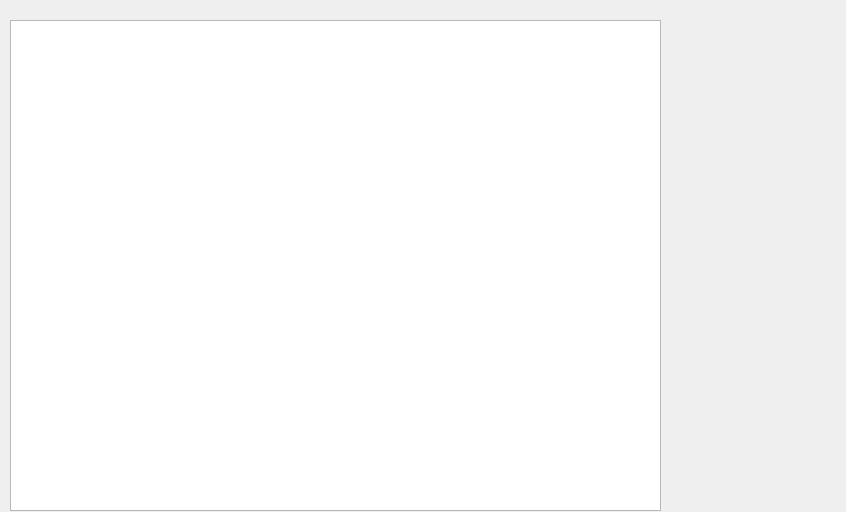
Old version of the form BusBar-Qt/logs/logalarm/logalarmwid.ui in the repository luozhiyong131/BusBar.
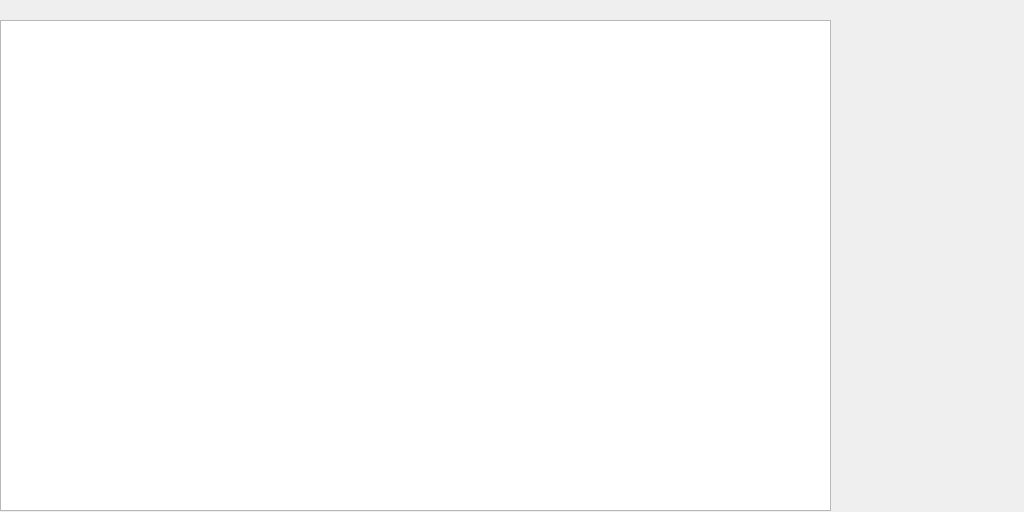
New version of the form.

The edit to the form file:
```diff
--- a/BusBar-Qt/logs/logalarm/logalarmwid.ui
+++ b/BusBar-Qt/logs/logalarm/logalarmwid.ui
@@ -6,7 +6,7 @@
    <rect>
     <x>0</x>
     <y>0</y>
-    <width>846</width>
+    <width>1024</width>
     <height>512</height>
    </rect>
   </property>
@@ -16,9 +16,9 @@
   <widget class="QTableView" name="tableView">
    <property name="geometry">
     <rect>
-     <x>10</x>
+     <x>0</x>
      <y>20</y>
-     <width>651</width>
+     <width>831</width>
      <height>491</height>
     </rect>
    </property>
@@ -26,10 +26,10 @@
   <widget class="QWidget" name="widget" native="true">
    <property name="geometry">
     <rect>
-     <x>660</x>
+     <x>840</x>
      <y>30</y>
-     <width>120</width>
-     <height>411</height>
+     <width>180</width>
+     <height>441</height>
     </rect>
    </property>
   </widget>
```
